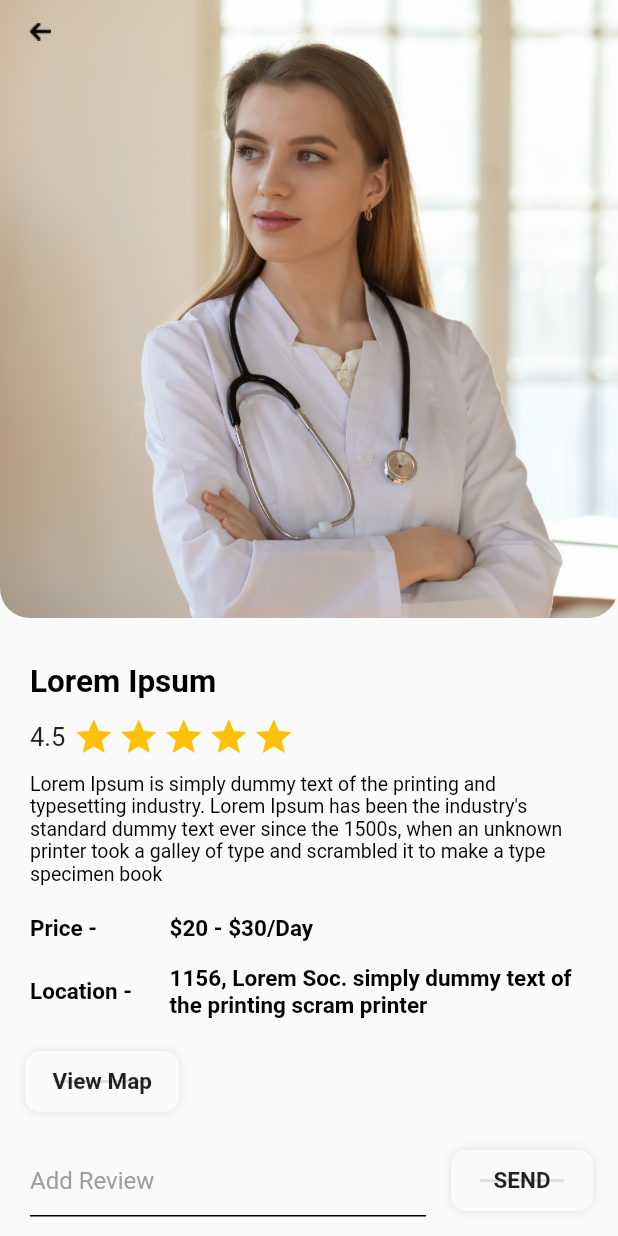
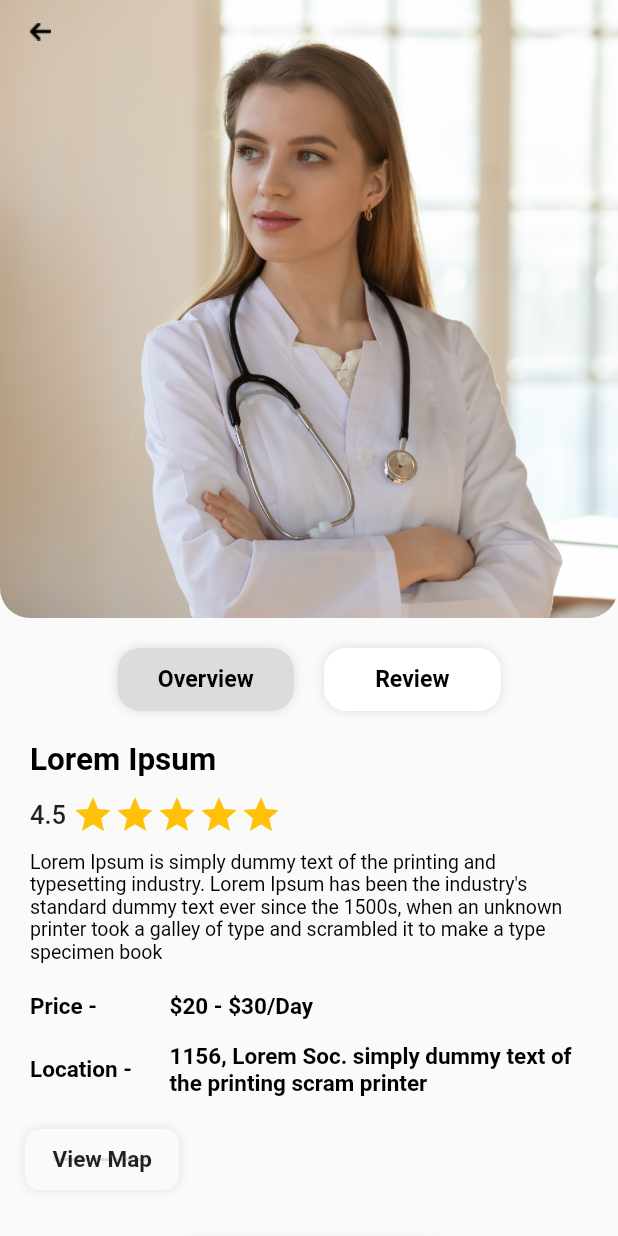
Before and after one commit to rushit5560/Booking_Management_Project, a Flutter app: the screen it shows after launch, item 2 of the bottom bar chosen, after a tap on "Lorem Ipsum", on a phone screen of 412 x 824 dp. Run offline on Flutter 3.47's test engine with Material 2 defaults, Android fonts, the phone set to English and light mode, and no system bars; drawn by our look-alikes of flutter_rating_bar; our stand-ins replace get, pin_input_text_field.

Commit message:
changes UI

```diff
--- a/booking_management/lib/controllers/vendor_details_screen_controller/vendor_details_screen_controller.dart
+++ b/booking_management/lib/controllers/vendor_details_screen_controller/vendor_details_screen_controller.dart
@@ -4,4 +4,6 @@ import 'package:get/get.dart';
 class VendorDetailsScreenController extends GetxController{
   final TextEditingController reviewFieldController = TextEditingController();
   GlobalKey<FormState> reviewFormKey = GlobalKey<FormState>();
+  RxBool isOverviewSelected = true.obs;
+  RxBool isReviewSelected = false.obs;
 }
--- a/booking_management/lib/screens/forgot_password_screen/forgot_password_screen.dart
+++ b/booking_management/lib/screens/forgot_password_screen/forgot_password_screen.dart
@@ -20,9 +20,9 @@ class ForgotPasswordScreen extends StatelessWidget {
             children: [
               // From Common Widgets
               const HeaderLogoModule(),
-              const SizedBox(height: 30),
-              const HeaderTextModule(name: "Forgot \nPassword"),
-              const SizedBox(height: 30),
+              const SizedBox(height: 50),
+              const HeaderTextModule(name: "Forgot Password"),
+              const SizedBox(height: 80),
               const EmailFieldModule(),
               const SizedBox(height: 45),
               const SendCodeButtonModule(),
--- a/booking_management/lib/screens/vendor_details_screen/vendor_details_screen.dart
+++ b/booking_management/lib/screens/vendor_details_screen/vendor_details_screen.dart
@@ -17,33 +17,40 @@ class VendorDetailScreen extends StatelessWidget {
         child: Stack(
           alignment: Alignment.topLeft,
           children: [
-            SingleChildScrollView(
-              child: Column(
-                crossAxisAlignment: CrossAxisAlignment.start,
-                children: [
-                  const ProfileModule(),
-                  const SizedBox(height: 10,),
-
-                  Column(
-                    crossAxisAlignment: CrossAxisAlignment.start,
-                    children: const [
-                      VendorName(),
-                      SizedBox(height: 10,),
-                      Ratting(),
-                      SizedBox(height: 10,),
-                      Description(),
-                      SizedBox(height: 20,),
-                      PriceAndLocation(),
-                      SizedBox(height: 25,),
-                      ViewMapButtonModule(),
-                      SizedBox(height: 25,),
-                      ReviewTextFieldAndButtonModule(),
-                      SizedBox(height: 40,),
-                      BookAppointmentButtonModule()
-                    ],
-                  ).commonAllSidePadding(20)
-                ],
-              ),
+            Column(
+              crossAxisAlignment: CrossAxisAlignment.start,
+              children: [
+                const ProfileModule(),
+                const SizedBox(height: 20,),
+                const TabViewModule(),
+                const SizedBox(height: 20),
+                Expanded(
+                  child: vendorDetailsScreenController.isOverviewSelected.value ?
+                   const OverviewModule() : const OverviewModule(),
+                )
+                // Expanded(
+                //   child: SingleChildScrollView(
+                //     child: Column(
+                //       crossAxisAlignment: CrossAxisAlignment.start,
+                //       children: const [
+                //         VendorName(),
+                //         SizedBox(height: 10,),
+                //         Ratting(),
+                //         SizedBox(height: 10,),
+                //         Description(),
+                //         SizedBox(height: 20,),
+                //         PriceAndLocation(),
+                //         SizedBox(height: 25,),
+                //         ViewMapButtonModule(),
+                //         SizedBox(height: 25,),
+                //         ReviewTextFieldAndButtonModule(),
+                //         SizedBox(height: 40,),
+                //         BookAppointmentButtonModule()
+                //       ],
+                //     ).commonAllSidePadding(20),
+                //   ),
+                // )
+              ],
             ),
             const BackArrow()
 
--- a/booking_management/lib/screens/vendor_details_screen/vendor_details_screen_widgets.dart
+++ b/booking_management/lib/screens/vendor_details_screen/vendor_details_screen_widgets.dart
@@ -1,4 +1,6 @@
+import 'package:booking_management/common/constants/app_colors.dart';
 import 'package:booking_management/common/constants/app_images.dart';
+import 'package:booking_management/common/extension_methods/extension_methods.dart';
 import 'package:booking_management/common/field_validation.dart';
 import 'package:booking_management/controllers/vendor_details_screen_controller/vendor_details_screen_controller.dart';
 import 'package:booking_management/screens/book_appointment_screen/book_appointment_screen.dart';
@@ -37,24 +39,137 @@ class BackArrow extends StatelessWidget {
   }
 }
 
+class TabViewModule extends StatelessWidget {
+  const TabViewModule({Key? key}) : super(key: key);
 
-class VendorName extends StatelessWidget {
-  const VendorName({Key? key}) : super(key: key);
 
   @override
   Widget build(BuildContext context) {
-    return Text("Lorem Ipsum", style: const TextStyle(color: Colors.black, fontSize: 21, fontWeight: FontWeight.bold),);
+    return Obx(
+          ()=> Row(
+            mainAxisAlignment: MainAxisAlignment.center,
+        children: [
+          GestureDetector(
+            onTap: () {
+              screenController.isOverviewSelected.value = true;
+              screenController.isReviewSelected.value = false;
+            },
+            child: Container(
+              width: Get.width/3.5,
+              decoration: BoxDecoration(
+                borderRadius: BorderRadius.circular(15),
+                boxShadow: [
+                  BoxShadow(
+                    color: AppColors.colorLightGrey,
+                    blurRadius: 5,
+                    //spreadRadius: 3,
+                    blurStyle: BlurStyle.outer
+                  )
+                ],
+                // border: Border.all(
+                //     color: AppColors.colorLightGrey,
+                //     width: 2
+                // ),
+                color: screenController.isOverviewSelected.value ? AppColors.colorLightGrey : Colors.white,
+              ),
+              child: const Padding(
+                padding: EdgeInsets.symmetric( vertical: 12),
+                child: Center(
+                  child: Text(
+                    'Overview',
+                    textScaleFactor: 1.1,
+                    style: TextStyle(
+                      color: Colors.black,
+                      fontWeight: FontWeight.bold,
+                    ),
+                  ),
+                ),
+              ),
+            ),
+          ),
+          SizedBox(width: 20,),
+          GestureDetector(
+            onTap: () {
+              screenController.isOverviewSelected.value = false;
+              screenController.isReviewSelected.value = true;
+            },
+            child: Container(
+              width: Get.width/3.5,
+              decoration: BoxDecoration(
+                borderRadius: BorderRadius.circular(15),
+                boxShadow: [
+                  BoxShadow(
+                      color: AppColors.colorLightGrey,
+                      blurRadius: 5,
+                      //spreadRadius: 3,
+                      blurStyle: BlurStyle.outer
+                  )
+                ],
+                // border: Border.all(
+                //     color: AppColors.colorLightGrey,
+                //     width: 2
+                // ),
+                color: screenController.isReviewSelected.value ? AppColors.colorLightGrey : Colors.white,
+              ),
+              child: const Padding(
+                padding: EdgeInsets.symmetric(horizontal: 8.0, vertical: 12),
+                child: Center(
+                  child: Text(
+                    'Review',
+                    textScaleFactor: 1.1,
+                    style: TextStyle(
+                      color: Colors.black,
+                      fontWeight: FontWeight.bold,
+                    ),
+                  ),
+                ),
+              ),
+            ),
+          ),
+        ],
+      ),
+    );
   }
 }
 
-class Ratting extends StatelessWidget {
-  const Ratting({Key? key}) : super(key: key);
+class OverviewModule extends StatelessWidget {
+  const OverviewModule ({Key? key}) : super(key: key);
 
   @override
   Widget build(BuildContext context) {
+    return SingleChildScrollView(
+      child: Padding(
+        padding: const EdgeInsets.only(left: 20, right: 20, bottom: 20),
+        child: Column(
+          crossAxisAlignment: CrossAxisAlignment.start,
+          children: [
+            vendorName(),
+            const SizedBox(height: 10,),
+            ratting(),
+            const SizedBox(height: 10,),
+            description(),
+            const SizedBox(height: 20,),
+            priceAndLocation(),
+            const SizedBox(height: 25,),
+            viewMapButtonModule(),
+            //SizedBox(height: 25,),
+            //ReviewTextFieldAndButtonModule(),
+            const SizedBox(height: 40,),
+            bookAppointmentButtonModule()
+          ],
+        ),
+      )
+    );
+  }
+
+  Widget vendorName(){
+    return const Text("Lorem Ipsum", style: TextStyle(color: Colors.black, fontSize: 21, fontWeight: FontWeight.bold),);
+  }
+
+  Widget ratting(){
     return Row(
       children: [
-        const Text("4.5", style: TextStyle(fontSize: 17),),
+        const Text("4.5", style: TextStyle(fontSize: 17, fontWeight: FontWeight.w500),),
         const SizedBox(width: 4,),
         RatingBar.builder(
           initialRating: 5,
@@ -63,7 +178,7 @@ class Ratting extends StatelessWidget {
           allowHalfRating: true,
           itemCount: 5,
           itemSize: 28,
-          itemPadding: const EdgeInsets.symmetric(horizontal: 1.0),
+          //itemPadding: const EdgeInsets.symmetric(horizontal: 1.0),
           itemBuilder: (context, _) => const Icon(
             Icons.star,
             color: Colors.amber,
@@ -78,23 +193,13 @@ class Ratting extends StatelessWidget {
       ],
     );
   }
-}
 
-class Description extends StatelessWidget {
-  const Description({Key? key}) : super(key: key);
-
-  @override
-  Widget build(BuildContext context) {
+  Widget description(){
     return const Text("Lorem Ipsum is simply dummy text of the printing and typesetting industry. Lorem Ipsum has been the industry's standard dummy text ever since the 1500s, when an unknown printer took a galley of type and scrambled it to make a type specimen book",
       style: TextStyle(fontSize: 13, color: Colors.black),);
   }
-}
 
-class PriceAndLocation extends StatelessWidget {
-  const PriceAndLocation({Key? key}) : super(key: key);
-
-  @override
-  Widget build(BuildContext context) {
+   Widget priceAndLocation(){
      return Column(
        children: [
          Row(
@@ -122,13 +227,8 @@ class PriceAndLocation extends StatelessWidget {
        ],
      );
    }
-}
 
-class ViewMapButtonModule extends StatelessWidget {
-  const ViewMapButtonModule({Key? key}) : super(key: key);
-
-  @override
-  Widget build(BuildContext context) {
+    Widget viewMapButtonModule(){
       return GestureDetector(
         onTap: () {
 
@@ -152,6 +252,40 @@ class ViewMapButtonModule extends StatelessWidget {
               style: TextStyle(
                 fontWeight: FontWeight.bold,
                 fontSize: 15,
+              ),
+            ),
+          ),
+        ),
+      );
+    }
+
+    Widget bookAppointmentButtonModule(){
+      return GestureDetector(
+        onTap: () {
+          Get.to(() => BookAppointMentScreen());
+        },
+        child: Container(
+          alignment: Alignment.center,
+          child: Container(
+            decoration: BoxDecoration(
+                borderRadius: BorderRadius.circular(10),
+                boxShadow: [
+                  BoxShadow(
+                    spreadRadius: 3,
+                    blurRadius: 5,
+                    color: Colors.grey.shade300,
+                    blurStyle: BlurStyle.outer,
+                  ),
+                ]
+            ),
+            child: const Padding(
+              padding: EdgeInsets.all(12.0),
+              child: Text(
+                'BOOK APPOINTMENT',
+                style: TextStyle(
+                  fontWeight: FontWeight.bold,
+                  fontSize: 15,
+                ),
               ),
             ),
           ),
@@ -228,42 +362,3 @@ class ReviewTextFieldAndButtonModule extends StatelessWidget {
     );
   }
 }
-
-class BookAppointmentButtonModule extends StatelessWidget {
-  const BookAppointmentButtonModule({Key? key}) : super(key: key);
-
-  @override
-  Widget build(BuildContext context) {
-    return GestureDetector(
-      onTap: () {
-        Get.to(() => BookAppointMentScreen());
-      },
-      child: Container(
-        alignment: Alignment.centerRight,
-        child: Container(
-          decoration: BoxDecoration(
-              borderRadius: BorderRadius.circular(10),
-              boxShadow: [
-                BoxShadow(
-                  spreadRadius: 3,
-                  blurRadius: 5,
-                  color: Colors.grey.shade300,
-                  blurStyle: BlurStyle.outer,
-                ),
-              ]
-          ),
-          child: const Padding(
-            padding: EdgeInsets.all(12.0),
-            child: Text(
-              'BOOK APPOINTMENT',
-              style: TextStyle(
-                fontWeight: FontWeight.bold,
-                fontSize: 15,
-              ),
-            ),
-          ),
-        ),
-      ),
-    );
-  }
-}
--- a/booking_management/lib/screens/vendor_list_screen/vendor_list_screen_widgets.dart
+++ b/booking_management/lib/screens/vendor_list_screen/vendor_list_screen_widgets.dart
@@ -49,7 +49,7 @@ class VendorList extends StatelessWidget {
         Get.to(() => VendorDetailScreen());
       },
       child: Container(
-        margin: const EdgeInsets.only(bottom: 20),
+        margin: const EdgeInsets.only(bottom: 20, left: 3, right: 3),
         decoration: BoxDecoration(
           borderRadius: BorderRadius.circular(10),
           color: Colors.white,
```
Lines whose indentation alone changed are shown as unchanged.
